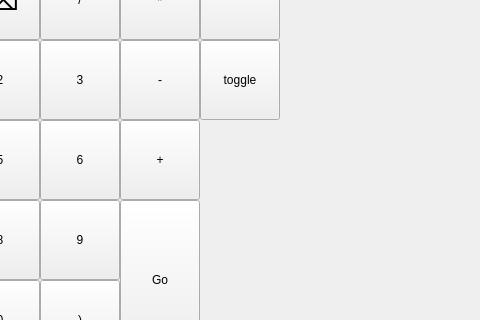
Old version of the form C++/Projects/FractionCalculator/QtGUI/FractionCalculatorGUI/mainwindow.ui in the repository MikitaVitkouski/BSU; both pictures show x 490 to 970 and y 170 to 490 of the 1110 by 600 pixel window.
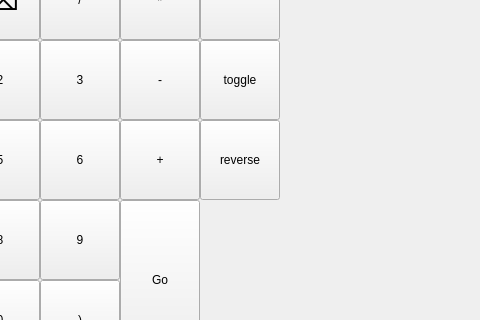
New version of the form.

Commit message: Add button for reversing the result, implement event handler for it, change design of some buttons

What changed in the file:
```diff
--- a/C++/Projects/FractionCalculator/QtGUI/FractionCalculatorGUI/mainwindow.ui
+++ b/C++/Projects/FractionCalculator/QtGUI/FractionCalculatorGUI/mainwindow.ui
@@ -330,6 +330,19 @@
      <string>toggle</string>
     </property>
    </widget>
+   <widget class="QPushButton" name="btnReverse">
+    <property name="geometry">
+     <rect>
+      <x>690</x>
+      <y>290</y>
+      <width>80</width>
+      <height>80</height>
+     </rect>
+    </property>
+    <property name="text">
+     <string>reverse</string>
+    </property>
+   </widget>
   </widget>
   <widget class="QMenuBar" name="menubar">
    <property name="geometry">
```
The commit also changes 2 other files.
